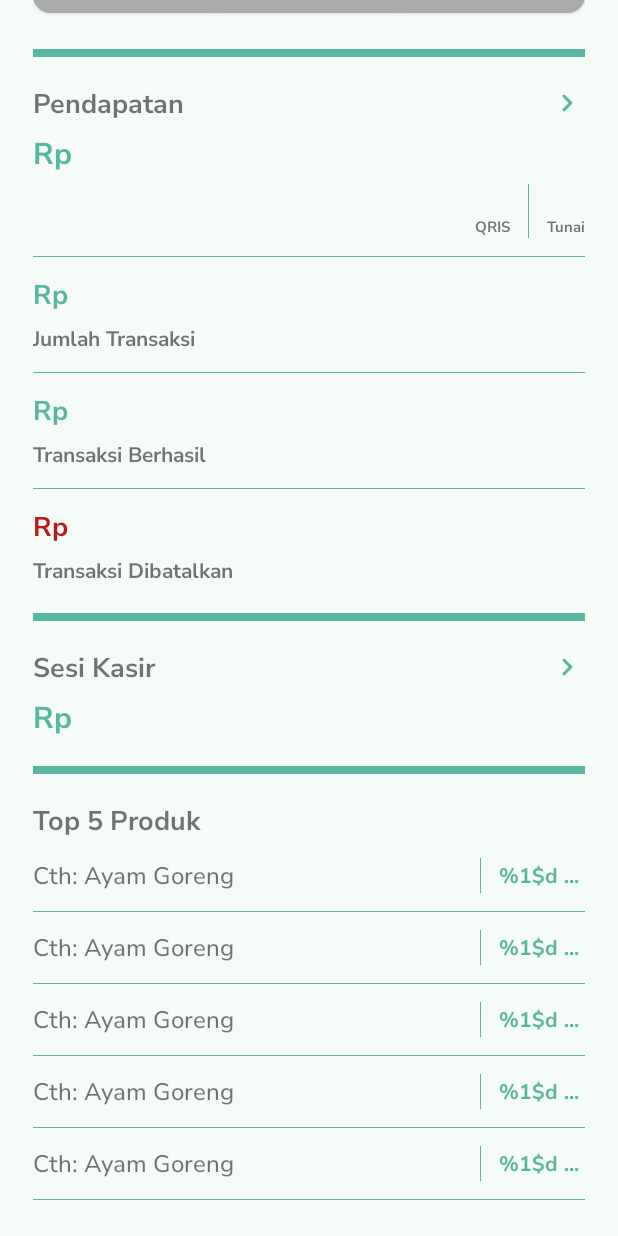
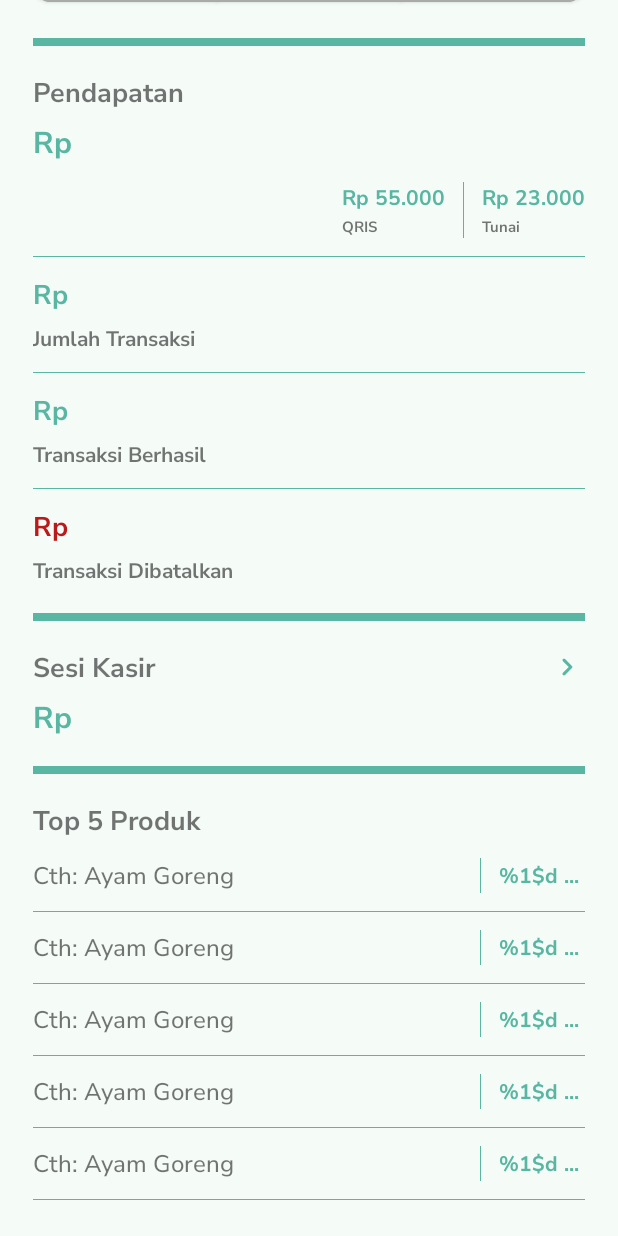
Before and after one commit to yudiatmoko/MyCash-Android, an Android app: the layout activity_statement.xml on its own in the app's theme, with its tools: preview values and no code run, on a phone screen of 412 x 824 dp. Run offline under Robolectric (Android 15) with nearby library versions, the phone set to English and light mode, and no system bars.

Commit message:
Fixed All Bugs

```diff
--- a/app/src/main/java/com/iyam/mycash/ui/manage/statement/StatementActivity.kt
+++ b/app/src/main/java/com/iyam/mycash/ui/manage/statement/StatementActivity.kt
@@ -14,7 +14,6 @@ import com.iyam.mycash.databinding.ActivityStatementBinding
 import com.iyam.mycash.ui.main.MainViewModel
 import com.iyam.mycash.ui.pointofsale.PointOfSaleViewModel
 import com.iyam.mycash.ui.pointofsale.session.SessionActivity
-import com.iyam.mycash.ui.pointofsale.transaction.TransactionActivity
 import com.iyam.mycash.utils.ApiException
 import com.iyam.mycash.utils.getDateBeforeDays
 import com.iyam.mycash.utils.getDateBeforeDaysForTitle
@@ -69,14 +68,6 @@ class StatementActivity : AppCompatActivity() {
         binding.tvSessionTitle.setOnClickListener {
             navigateToSessionList()
         }
-        binding.tvRevenueTitle.setOnClickListener {
-            navigateToTransactionList()
-        }
-    }
-
-    private fun navigateToTransactionList() {
-        val intent = Intent(this, TransactionActivity::class.java)
-        startActivity(intent)
     }
 
     private fun navigateToSessionList() {
@@ -148,9 +139,9 @@ class StatementActivity : AppCompatActivity() {
                         topProductAdapter.setData(it.data.topProducts.filterNotNull())
                         binding.tvRevenue.text =
                             it.data.details?.totalRevenue?.toFloat()?.toCurrencyFormat()
-                        binding.paymentItem.tvCash.text =
+                        binding.tvCash.text =
                             it.data.details?.paymentSummary?.cash?.toFloat()?.toCurrencyFormat()
-                        binding.paymentItem.tvQris.text =
+                        binding.tvQris.text =
                             it.data.details?.paymentSummary?.qris?.toFloat()?.toCurrencyFormat()
                         binding.tvTotalTransaction.text =
                             it.data.details?.totalTransactions.toString()
--- a/app/src/main/java/com/iyam/mycash/ui/pointofsale/PointOfSaleFragment.kt
+++ b/app/src/main/java/com/iyam/mycash/ui/pointofsale/PointOfSaleFragment.kt
@@ -50,12 +50,18 @@ class PointOfSaleFragment : Fragment() {
                 binding.sessionManagement.btn.setOnClickListener {
                     showSessionDialog()
                 }
+                binding.transactionManagement.root.setOnClickListener {
+                    navigateToTransactionList()
+                }
             } else {
                 binding.transactionManagement.btn.setOnClickListener {
                     showNoSessionDialog()
                 }
                 binding.sessionManagement.btn.setOnClickListener {
                     navigateToAddSession()
+                }
+                binding.transactionManagement.root.setOnClickListener {
+                    showNoSessionDialog()
                 }
             }
         }
@@ -126,9 +132,6 @@ class PointOfSaleFragment : Fragment() {
         binding.sessionManagement.root.setOnClickListener {
             navigateToSession()
         }
-        binding.transactionManagement.root.setOnClickListener {
-            navigateToTransactionList()
-        }
     }
 
     private fun navigateToTransactionList() {
--- a/app/src/main/java/com/iyam/mycash/ui/pointofsale/session/SessionActivity.kt
+++ b/app/src/main/java/com/iyam/mycash/ui/pointofsale/session/SessionActivity.kt
@@ -202,9 +202,8 @@ class SessionActivity : AppCompatActivity() {
 
     private fun observeData() {
         mainViewModel.sessionLiveData.observe(this) {
-            it?.let {
-                sessionId = it.id
-            }
+            sessionId = it?.id
+            invalidateOptionsMenu()
         }
         mainViewModel.outletLiveData.observe(this) {
             it?.let {
--- a/app/src/main/res/layout/activity_statement.xml
+++ b/app/src/main/res/layout/activity_statement.xml
@@ -97,16 +97,13 @@
                     android:maxLines="1"
                     android:text="@string/revenue"
                     android:textAlignment="textStart"
-                    android:textSize="18sp"
-                    app:drawableEndCompat="@drawable/round_keyboard_arrow_right_24"
-                    app:drawableTint="@color/md_dark_primary" />
+                    android:textSize="18sp" />
 
                 <TextView
                     android:id="@+id/tv_revenue"
                     android:layout_width="match_parent"
-                    android:layout_height="match_parent"
+                    android:layout_height="wrap_content"
                     android:layout_marginTop="6dp"
-                    android:layout_weight="1"
                     android:ellipsize="end"
                     android:fontFamily="@font/nunito_sans_bold"
                     android:maxLines="1"
@@ -115,13 +112,87 @@
                     android:textColor="@color/md_dark_primary"
                     android:textSize="20sp" />
 
-                <include
-                    android:id="@+id/payment_item"
-                    layout="@layout/layout_payment_item"
+                <LinearLayout
                     android:layout_width="match_parent"
                     android:layout_height="wrap_content"
-                    android:layout_marginTop="6dp"
-                    android:layout_weight="1" />
+                    android:layout_marginTop="12dp"
+                    android:gravity="end"
+                    android:orientation="horizontal">
+
+                    <LinearLayout
+                        android:layout_width="wrap_content"
+                        android:layout_height="wrap_content"
+                        android:orientation="vertical">
+
+                        <TextView
+                            android:id="@+id/tv_qris"
+                            android:layout_width="wrap_content"
+                            android:layout_height="wrap_content"
+                            android:layout_gravity="start"
+                            android:ellipsize="end"
+                            android:fontFamily="@font/nunito_sans_bold"
+                            android:maxLines="1"
+                            android:textAlignment="textStart"
+                            android:textColor="@color/md_dark_primary"
+                            android:textSize="14sp"
+                            tools:text="Rp 55.000" />
+
+                        <TextView
+                            android:id="@+id/tv_qris_title"
+                            android:layout_width="wrap_content"
+                            android:layout_height="wrap_content"
+                            android:layout_gravity="start"
+                            android:layout_marginTop="2dp"
+                            android:ellipsize="end"
+                            android:fontFamily="@font/nunito_sans_bold"
+                            android:maxLines="1"
+                            android:text="@string/qris"
+                            android:textAlignment="textStart"
+                            android:textSize="10sp" />
+
+                    </LinearLayout>
+
+                    <View
+                        android:layout_width="0.5dp"
+                        android:layout_height="match_parent"
+                        android:layout_marginHorizontal="12dp"
+                        android:background="@color/md_dark_primary" />
+
+                    <LinearLayout
+                        android:layout_width="wrap_content"
+                        android:layout_height="wrap_content"
+                        android:orientation="vertical">
+
+                        <TextView
+                            android:id="@+id/tv_cash"
+                            android:layout_width="wrap_content"
+                            android:layout_height="wrap_content"
+                            android:layout_gravity="start"
+                            android:ellipsize="end"
+                            android:fontFamily="@font/nunito_sans_bold"
+                            android:maxLines="1"
+                            android:textAlignment="textStart"
+                            android:textColor="@color/md_dark_primary"
+                            android:textSize="14sp"
+                            tools:text="Rp 23.000" />
+
+                        <TextView
+                            android:id="@+id/tv_cash_title"
+                            android:layout_width="wrap_content"
+                            android:layout_height="wrap_content"
+                            android:layout_gravity="start"
+                            android:layout_marginTop="2dp"
+                            android:ellipsize="end"
+                            android:fontFamily="@font/nunito_sans_bold"
+                            android:maxLines="1"
+                            android:text="@string/cash"
+                            android:textAlignment="textStart"
+                            android:textSize="10sp" />
+
+                    </LinearLayout>
+
+
+                </LinearLayout>
 
                 <View
                     android:layout_width="match_parent"
--- a/app/src/main/res/layout/layout_payment_item.xml
+++ /dev/null
@@ -1,82 +0,0 @@
-<?xml version="1.0" encoding="utf-8"?>
-<LinearLayout xmlns:android="http://schemas.android.com/apk/res/android"
-    xmlns:tools="http://schemas.android.com/tools"
-    android:layout_width="match_parent"
-    android:layout_height="wrap_content"
-    android:gravity="end"
-    android:orientation="horizontal">
-
-    <LinearLayout
-        android:layout_width="wrap_content"
-        android:layout_height="wrap_content"
-        android:orientation="vertical">
-
-        <TextView
-            android:id="@+id/tv_qris"
-            android:layout_width="wrap_content"
-            android:layout_height="wrap_content"
-            android:layout_gravity="start"
-            android:ellipsize="end"
-            android:fontFamily="@font/nunito_sans_bold"
-            android:maxLines="1"
-            android:textAlignment="textStart"
-            android:textColor="@color/md_dark_primary"
-            android:textSize="14sp"
-            tools:text="Rp 55.000" />
-
-        <TextView
-            android:id="@+id/tv_qris_title"
-            android:layout_width="wrap_content"
-            android:layout_height="wrap_content"
-            android:layout_gravity="start"
-            android:layout_marginTop="2dp"
-            android:ellipsize="end"
-            android:fontFamily="@font/nunito_sans_bold"
-            android:maxLines="1"
-            android:text="@string/qris"
-            android:textAlignment="textStart"
-            android:textSize="10sp" />
-
-    </LinearLayout>
-
-    <View
-        android:layout_width="0.5dp"
-        android:layout_height="match_parent"
-        android:layout_marginHorizontal="12dp"
-        android:background="@color/md_dark_primary" />
-
-    <LinearLayout
-        android:layout_width="wrap_content"
-        android:layout_height="wrap_content"
-        android:orientation="vertical">
-
-        <TextView
-            android:id="@+id/tv_cash"
-            android:layout_width="wrap_content"
-            android:layout_height="wrap_content"
-            android:layout_gravity="start"
-            android:ellipsize="end"
-            android:fontFamily="@font/nunito_sans_bold"
-            android:maxLines="1"
-            android:textAlignment="textStart"
-            android:textColor="@color/md_dark_primary"
-            android:textSize="14sp"
-            tools:text="Rp 23.000" />
-
-        <TextView
-            android:id="@+id/tv_cash_title"
-            android:layout_width="wrap_content"
-            android:layout_height="wrap_content"
-            android:layout_gravity="start"
-            android:layout_marginTop="2dp"
-            android:ellipsize="end"
-            android:fontFamily="@font/nunito_sans_bold"
-            android:maxLines="1"
-            android:text="@string/cash"
-            android:textAlignment="textStart"
-            android:textSize="10sp" />
-
-    </LinearLayout>
-
-
-</LinearLayout>
```
